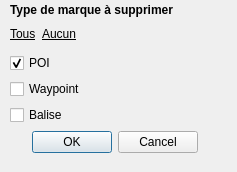
Qt form src/poi_delete.ui (nohal/qtVlm) before a commit.
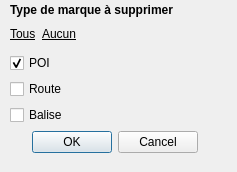
The same form after that commit.

```diff
--- a/src/poi_delete.ui
+++ b/src/poi_delete.ui
@@ -81,7 +81,7 @@
         <item>
          <widget class="QCheckBox" name="chk_WP">
           <property name="text">
-           <string>Waypoint</string>
+           <string>Route</string>
           </property>
          </widget>
         </item>
```
